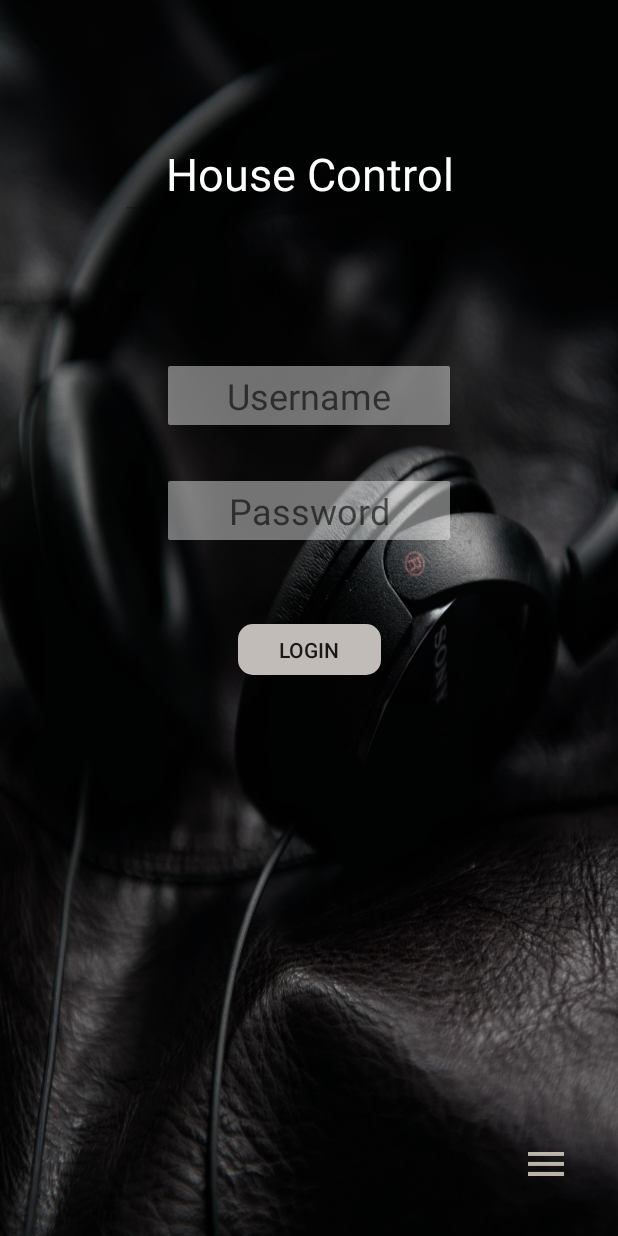
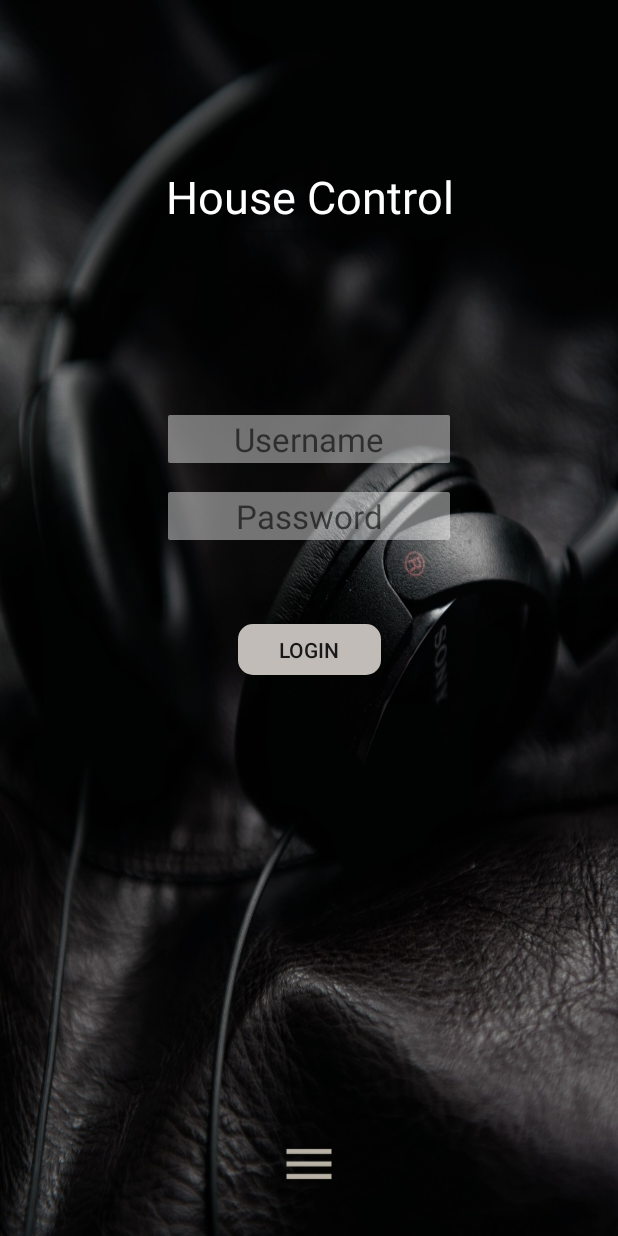
Before and after one commit to chappers73/basicLogin, an Android app: the screen it shows after launch (Login), on a phone screen of 412 x 824 dp. Run offline under Robolectric (Android 15) with nearby library versions, the phone set to English and light mode, and no system bars.

Commit message:
Added an Exit button Adjusted the login screen user fields padding

```diff
--- a/app/src/main/AndroidManifest.xml
+++ b/app/src/main/AndroidManifest.xml
@@ -12,7 +12,6 @@
         <activity android:name=".Login">
             <intent-filter>
                 <action android:name="android.intent.action.MAIN" />
-
                 <category android:name="android.intent.category.LAUNCHER" />
             </intent-filter>
         </activity>
--- a/app/src/main/java/com/chappers/home/simplelogintest/Login.java
+++ b/app/src/main/java/com/chappers/home/simplelogintest/Login.java
@@ -1,5 +1,6 @@
 package com.chappers.home.simplelogintest;
 
+import android.app.Activity;
 import android.app.ProgressDialog;
 import android.content.Context;
 import android.content.Intent;
@@ -35,6 +36,7 @@ public class Login extends AppCompatActivity implements View.OnClickListener, Po
     private ProgressDialog              dialog;
     private static final String         TAG = "Login";
     private SharedPreferences           prefs;
+    private SharedPreferences           getPrefs;
 
     @Override
     protected void onCreate(Bundle savedInstanceState) {
@@ -76,15 +78,15 @@ public class Login extends AppCompatActivity implements View.OnClickListener, Po
 
         etTitle.setEnabled(false);
 
-        SharedPreferences getPrefs = PreferenceManager.getDefaultSharedPreferences(getBaseContext());
-        boolean rememberme = getPrefs.getBoolean("check_box_preference_remember", false);
+        getPrefs = PreferenceManager.getDefaultSharedPreferences(getBaseContext());
+        boolean rememberme = getPrefs.getBoolean("prefs_cb_rememberMe", false);
 
         // If the Remember me dialog is true load the saved values
         //if (prefs.getBoolean("rememberme", true)) {
         if (rememberme) {
-            etUsername.setText(prefs.getString("username", "Username"));
-            etPassword.setText(prefs.getString("password", ""));
-            swRememberme.setChecked(prefs.getBoolean("rememberme", true));
+            etUsername.setText(getPrefs.getString("prefs_et_UserInfo_Username", "Username"));
+            //etPassword.setText(prefs.getString("password", ""));
+            swRememberme.setChecked(getPrefs.getBoolean("rememberme", true));
         }
         // else put the cursor focus in the username editText box
         else {
@@ -141,6 +143,11 @@ public class Login extends AppCompatActivity implements View.OnClickListener, Po
                 Intent i = new Intent(this,Prefs.class);
                 startActivity(i);
                 return true;
+            case R.id.exit:
+                Log.i(TAG, "onOptionsItemSelected: exit called");
+                ((Activity)this).finish();
+                System.exit(0);
+                return true;
             default:
                 return false;
         }
@@ -162,10 +169,10 @@ public class Login extends AppCompatActivity implements View.OnClickListener, Po
             case R.id.btnLogin:
                 /* hide keyboard */
                 dialog.show();
-                SharedPreferences.Editor editor = prefs.edit();
+                SharedPreferences.Editor editor = getPrefs.edit();
                 if (swRememberme.isChecked()) {
-                    editor.putString("username", etUsername.getText().toString());
-                    editor.putString("password", etPassword.getText().toString());
+                    editor.putString("prefs_et_UserInfo_Username", etUsername.getText().toString());
+                    //editor.putString("password", etPassword.getText().toString());
                     editor.putBoolean("rememberme", true);
                     editor.apply();
                 }else {
--- a/app/src/main/res/layout/activity_login.xml
+++ b/app/src/main/res/layout/activity_login.xml
@@ -52,15 +52,15 @@
         android:ems="10"
         android:hint="Username"
         android:inputType="textPersonName"
-        android:paddingTop="3dp"
-        android:paddingBottom="3dp"
+        android:paddingTop="1dp"
+        android:paddingBottom="1dp"
         android:textAlignment="center"
-        android:textSize="24dp"
+        android:textSize="22dp"
         app:layout_constraintBottom_toTopOf="@+id/etPassword"
         app:layout_constraintEnd_toEndOf="parent"
         app:layout_constraintStart_toStartOf="parent"
         app:layout_constraintTop_toTopOf="@+id/imageView"
-        app:layout_constraintVertical_bias="0.858" />
+        app:layout_constraintVertical_bias="0.929" />
 
     <!-- Password -->
     <EditText
@@ -72,11 +72,11 @@
         android:ems="10"
         android:hint="Password"
         android:inputType="textPassword"
-        android:paddingTop="3dp"
-        android:paddingBottom="3dp"
+        android:paddingTop="1dp"
+        android:paddingBottom="1dp"
         android:textAlignment="center"
         android:textColorLink="?attr/colorBackgroundFloating"
-        android:textSize="24dp"
+        android:textSize="22dp"
         app:layout_constraintBottom_toTopOf="@+id/btnLogin"
         app:layout_constraintEnd_toEndOf="parent"
         app:layout_constraintStart_toStartOf="parent" />
@@ -130,14 +130,21 @@
         app:layout_constraintTop_toTopOf="@+id/imageView"
         app:layout_constraintVertical_bias="0.527" />
 
+    <!-- Menu Button -->
     <ImageView
         android:id="@+id/img_prefs"
-        android:layout_width="wrap_content"
-        android:layout_height="wrap_content"
-        android:layout_marginEnd="32dp"
-        android:layout_marginBottom="32dp"
+        android:layout_width="40dp"
+        android:layout_height="40dp"
+        android:layout_marginStart="8dp"
+        android:layout_marginTop="8dp"
+        android:layout_marginEnd="8dp"
+        android:layout_marginBottom="24dp"
+        android:contentDescription="Menu"
         app:layout_constraintBottom_toBottomOf="@+id/imageView"
         app:layout_constraintEnd_toEndOf="parent"
+        app:layout_constraintStart_toStartOf="parent"
+        app:layout_constraintTop_toBottomOf="@+id/btnLogin"
+        app:layout_constraintVertical_bias="0.987"
         app:srcCompat="@drawable/ic_menu" />
 
 </android.support.constraint.ConstraintLayout>
--- a/app/src/main/res/menu/cool_menu.xml
+++ b/app/src/main/res/menu/cool_menu.xml
@@ -8,9 +8,12 @@
         android:alphabeticShortcut="a"/>
 
     <item
-        android:title="Preferences"
+        android:title="Settings"
         android:id="@+id/preferences"/>
 
+    <item
+        android:title="Exit"
+        android:id="@+id/exit"/>
 
 
 </menu>
--- a/app/src/main/res/values/strings.xml
+++ b/app/src/main/res/values/strings.xml
@@ -3,4 +3,6 @@
     <string name="nice_background">nice background</string>
     <string name="btnlogin">Login</string>
     <string name="Prefs_Title_UserInfo">User Info</string>
+    <string name="Prefs_Title_ServerSettings">Server Settings</string>
+    <string name="LoginScreen_Title_house_control">House Control</string>
 </resources>
```
Also changed, not shown: app/src/main/res/xml/prefs.xml (+14 -2 lines).
